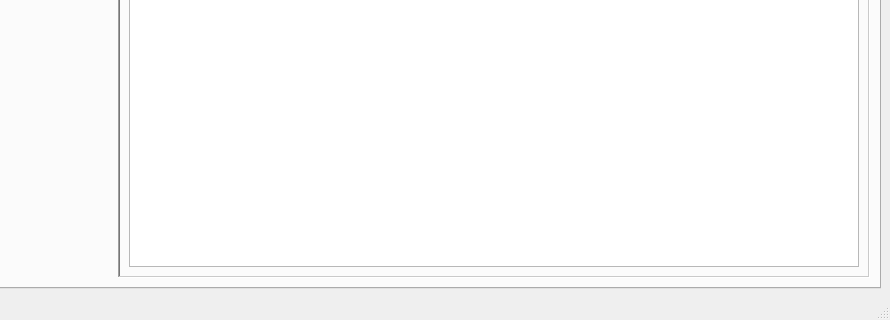
Qt form mainwindow.ui (nghtsnw/etrodiag) before a commit; both pictures show x 108 to 998 and y 301 to 621 of the 998 by 621 pixel window.
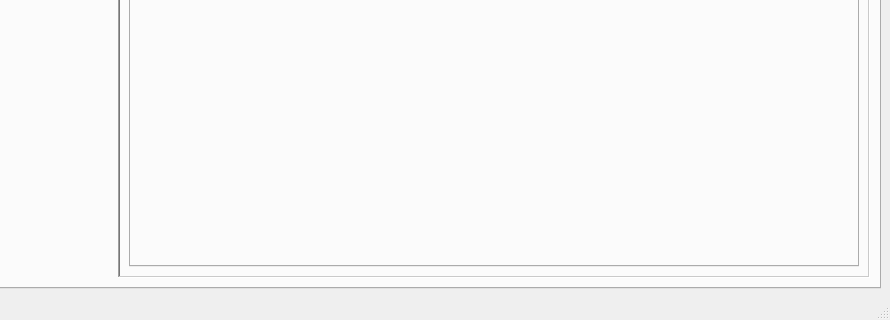
The same form after that commit. The open tabs and pages were chosen to show the change.

Diff of the .ui file:
```diff
--- a/mainwindow.ui
+++ b/mainwindow.ui
@@ -82,70 +82,10 @@
             </property>
             <layout class="QHBoxLayout" name="horizontalLayout_4">
              <item>
-              <widget class="QTableWidget" name="valueArea">
-               <property name="enabled">
-                <bool>true</bool>
+              <widget class="QTabWidget" name="valueArea">
+               <property name="currentIndex">
+                <number>-1</number>
                </property>
-               <property name="sizePolicy">
-                <sizepolicy hsizetype="Preferred" vsizetype="Preferred">
-                 <horstretch>0</horstretch>
-                 <verstretch>0</verstretch>
-                </sizepolicy>
-               </property>
-               <property name="font">
-                <font>
-                 <pointsize>8</pointsize>
-                </font>
-               </property>
-               <property name="autoScroll">
-                <bool>false</bool>
-               </property>
-               <property name="editTriggers">
-                <set>QAbstractItemView::NoEditTriggers</set>
-               </property>
-               <property name="dragDropOverwriteMode">
-                <bool>false</bool>
-               </property>
-               <property name="selectionMode">
-                <enum>QAbstractItemView::NoSelection</enum>
-               </property>
-               <property name="sortingEnabled">
-                <bool>true</bool>
-               </property>
-               <attribute name="horizontalHeaderVisible">
-                <bool>false</bool>
-               </attribute>
-               <attribute name="horizontalHeaderCascadingSectionResizes">
-                <bool>false</bool>
-               </attribute>
-               <attribute name="horizontalHeaderMinimumSectionSize">
-                <number>20</number>
-               </attribute>
-               <attribute name="horizontalHeaderDefaultSectionSize">
-                <number>164</number>
-               </attribute>
-               <attribute name="horizontalHeaderHighlightSections">
-                <bool>true</bool>
-               </attribute>
-               <attribute name="horizontalHeaderShowSortIndicator" stdset="0">
-                <bool>false</bool>
-               </attribute>
-               <attribute name="horizontalHeaderStretchLastSection">
-                <bool>true</bool>
-               </attribute>
-               <attribute name="verticalHeaderVisible">
-                <bool>false</bool>
-               </attribute>
-               <column>
-                <property name="text">
-                 <string>Name</string>
-                </property>
-               </column>
-               <column>
-                <property name="text">
-                 <string>Value</string>
-                </property>
-               </column>
               </widget>
              </item>
             </layout>
```
Left out of the diff: 26 changed lines with no effect on the pictures.
